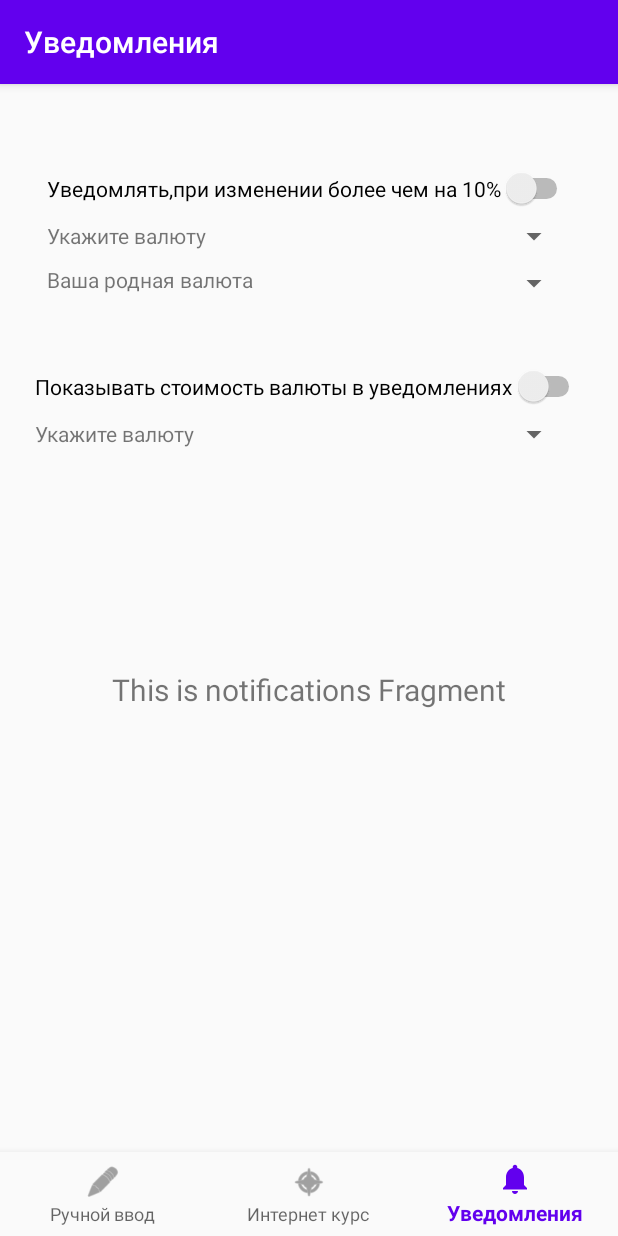
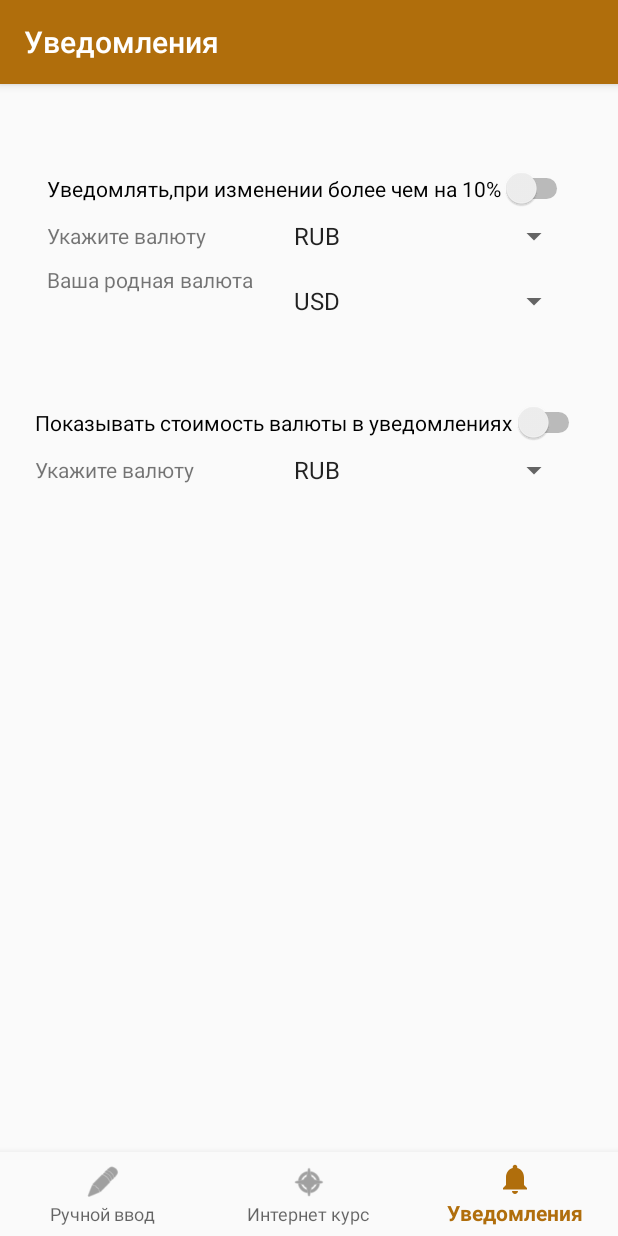
Before and after one commit to freQuensy23-coder/converter, an Android app: the NotificationsFragment screen opened through its navigation route, on a phone screen of 412 x 824 dp. Run offline under Robolectric (Android 15) with nearby library versions, the phone set to English and light mode, and no system bars; our stand-ins replace navigation-ui.

Commit message:
Добавлены уведомления

```diff
--- a/app/src/main/AndroidManifest.xml
+++ b/app/src/main/AndroidManifest.xml
@@ -14,10 +14,14 @@
         android:supportsRtl="true"
         android:theme="@style/AppTheme">
         <activity
+            android:configChanges="orientation"
             android:screenOrientation="portrait"
             android:name=".MainActivity"
             android:label="@string/app_name"
-            tools:ignore="LockedOrientationActivity">
+            tools:ignore="LockedOrientationActivity"
+
+            >
+
             <intent-filter>
                 <action android:name="android.intent.action.MAIN" />
 
--- a/app/src/main/java/com/currency_converter/ui/home/HomeFragment.kt
+++ b/app/src/main/java/com/currency_converter/ui/home/HomeFragment.kt
@@ -14,6 +14,7 @@ import com.currency_converter.R
 import kotlinx.android.synthetic.main.fragment_home.*
 import android.content.ClipboardManager
 import android.content.Context
+import android.content.pm.ActivityInfo
 import android.text.Editable
 import android.text.TextWatcher
 import android.widget.AdapterView
@@ -38,7 +39,17 @@ fun swap(b:Boolean):Boolean{
     else{return true}
 }
 
-
+fun get_cost():Array<Float>{
+    val USD : Float = 75.00.toFloat()
+    val UAH : Float = 2.62.toFloat()
+    val GBD : Float = 87.93.toFloat()
+    val EUR : Float = 79.01.toFloat()
+    val BIT : Float = 659000.1.toFloat()
+    val RUB : Float = 1.0.toFloat()
+    val values : Array<String> = arrayOf("USD", "UAH", "GBD", "EUR", "BIT", "RUB")
+    val costs : Array<Float>   = arrayOf( USD,   UAH,   GBD,   EUR,   BIT,   RUB)
+    return costs
+}
 
 class HomeFragment : Fragment() {
 
@@ -53,25 +64,17 @@ class HomeFragment : Fragment() {
             ViewModelProviders.of(this).get(HomeViewModel::class.java)
         val root = inflater.inflate(R.layout.fragment_home, container, false)
 
-
-
-
-
-
         return root
     }
 
-
     override fun onCreate(savedInstanceState: Bundle?) {
-        super.onCreate(savedInstanceState)
-
-
-
-
-    }
+        super.onCreate(savedInstanceState)    }
 
 
     override fun onViewCreated(view: View, savedInstanceState: Bundle?) {
+
+//        setRequestedOrientation(ActivityInfo.SCREEN_ORIENTATION_LANDSCAPE);
+
         super.onViewCreated(view, savedInstanceState)
 
         var use_database_values : Boolean = true
@@ -81,13 +84,8 @@ class HomeFragment : Fragment() {
         var DB_value_2_index:Int = 5
 
         //Creating values arrays
-        val USD : Float = 75.00.toFloat()
-        val UAH : Float = 2.62.toFloat()
-        val GBD : Float = 87.93.toFloat()
-        val EUR : Float = 79.01.toFloat()
-        val BIT : Float = 659000.1.toFloat()
-        val RUB : Float = 1.0.toFloat()
-        val costs : Array<Float>   = arrayOf( USD,   UAH,   GBD,   EUR,   BIT,   RUB)
+
+        val costs  = get_cost()
         val values : Array<String> = arrayOf("USD", "UAH", "GBD", "EUR", "BIT", "RUB")
 
 
@@ -105,8 +103,6 @@ class HomeFragment : Fragment() {
         var not_less: Int = 10
 
         var comis_total: Float = 0.toFloat()
-
-
 
         result_editText.setEnabled(false);
         result_editText.setCursorVisible(false);
@@ -151,9 +147,9 @@ class HomeFragment : Fragment() {
                         not_less_editText.setText("0")
                     }
 
-                    comis_total = (comis_percent.toFloat() / 100 * sum)
+                    comis_total = ((comis_percent.toFloat() / 100) * sum * cost)
                     Log.d("number", "comis_total = ${comis_total}")
-                    if (comis_total < not_less * cost) {
+                    if (comis_total < not_less) {
                         Log.d("msg_info", "Comision is very low. Using not_less")
                         comis_total = not_less.toFloat()
                     }
--- a/app/src/main/java/com/currency_converter/ui/notifications/NotificationsFragment.kt
+++ b/app/src/main/java/com/currency_converter/ui/notifications/NotificationsFragment.kt
@@ -1,31 +1,118 @@
 package com.currency_converter.ui.notifications
 
+import android.app.Activity
+import android.app.Notification
+import android.app.NotificationChannel
+import android.app.NotificationManager
+import android.content.Context
+import android.graphics.Color
+import android.os.Build
 import android.os.Bundle
+import android.os.strictmode.NonSdkApiUsedViolation
+import android.util.Log
 import android.view.LayoutInflater
 import android.view.View
 import android.view.ViewGroup
+import android.widget.ArrayAdapter
 import android.widget.TextView
+import androidx.core.app.NotificationCompat
+import androidx.core.content.ContextCompat.getSystemService
 import androidx.fragment.app.Fragment
 import androidx.lifecycle.Observer
 import androidx.lifecycle.ViewModelProviders
 import com.currency_converter.R
+import com.currency_converter.ui.home.get_cost
+import com.currency_converter.ui.home.show_msg
+import kotlinx.android.synthetic.main.fragment_home.*
+import kotlinx.android.synthetic.main.fragment_notifications.*
+
 
 class NotificationsFragment : Fragment() {
 
-    private lateinit var notificationsViewModel: NotificationsViewModel
+    val True = true
+    val False = false
 
-    override fun onCreateView(
-            inflater: LayoutInflater,
-            container: ViewGroup?,
-            savedInstanceState: Bundle?
-    ): View? {
-        notificationsViewModel =
-                ViewModelProviders.of(this).get(NotificationsViewModel::class.java)
+    lateinit var notificationManager: NotificationManager
+    lateinit var notificationChannel: NotificationChannel
+    lateinit var builder : Notification.Builder
+    private val channelId = "com.currency_converter.ui.notifications"
+    private val descrption = "currencies"
+
+
+    override fun onCreate(savedInstanceState: Bundle?)
+    {
+        super.onCreate(savedInstanceState)
+    }
+
+
+    override fun onCreateView(inflater: LayoutInflater,container: ViewGroup?,savedInstanceState: Bundle?): View?
+    {
         val root = inflater.inflate(R.layout.fragment_notifications, container, false)
         val textView: TextView = root.findViewById(R.id.text_notifications)
-        notificationsViewModel.text.observe(viewLifecycleOwner, Observer {
-            textView.text = it
-        })
         return root
     }
+
+
+    override fun onViewCreated(view: View, savedInstanceState: Bundle?) {
+        super.onViewCreated(view, savedInstanceState)
+
+
+        var value_own_cost :Float = 1.toFloat()
+        var value_o2n_index:Int = 1
+        var value_2_cost :Float = 75.00.toFloat()
+        var value_2_index:Int = 5
+        var value_info_cost :Float = 75.00.toFloat()
+        var value_info_index : Int = 5
+
+        val values : Array<String> = arrayOf("USD", "UAH", "GBD", "EUR", "BIT", "RUB")
+        val costs = get_cost()
+        select_own_value_for_notification_spinner.adapter =
+            ArrayAdapter<String>(requireContext(), android.R.layout.simple_list_item_1, values)
+        select_value_for_notification_spinner.adapter =
+            ArrayAdapter<String>(requireContext(), android.R.layout.simple_list_item_1, values)
+        select_value_for_info_spinner.adapter = ArrayAdapter<String>(requireContext(), android.R.layout.simple_list_item_1, values)
+        select_value_for_notification_spinner.setSelection(value_2_index)
+        select_value_for_info_spinner.setSelection(value_info_index)
+
+
+        show_cost_switch.setOnCheckedChangeListener() { _, isChecked ->
+            try {
+                if (isChecked)
+                    if (Build.VERSION.SDK_INT >= Build.VERSION_CODES.O) {
+                        //На курсе была реализация уведомлений на старой версии, а я это заметил только под конец, и не успел обновить
+                        var act: Activity? = activity
+                        show_msg(
+                            "Не пддерживается на Android Oreo и выше (SDK = 27)",
+                            activity = act,
+                            long = True
+                        )
+                    } else {
+                        val builder = NotificationCompat.Builder(requireContext())
+                            .setSmallIcon(android.R.drawable.alert_dark_frame)
+                            .setContentTitle("Курс валют на сегодня")
+                            .setOngoing(true)
+                            .setContentText(
+                                "${values.get(select_value_for_notification_spinner.selectedItemId.toInt())} " +
+                                        " стоит на данный момент  " +
+                                        "${(costs.get(select_value_for_notification_spinner.selectedItemId.toInt())) / costs.get(
+                                            select_own_value_for_notification_spinner.selectedItemId.toInt()
+                                        )}"
+                            )
+                        var notification = builder.build()
+
+                        Log.d("notify", "Showing notification")
+//                        convert_from_spinner.adapter =
+//                            ArrayAdapter<String>(requireContext(), android.R.layout.simple_list_item_1, values)
+//                        convert_to_spinner.adapter =
+//                            ArrayAdapter<String>(requireContext(), android.R.layout.simple_list_item_1, values)
+//                        convert_to_spinner.setSelection(DB_value_2_index)
+//                        var notificationManager =
+//                            getSystemService(Context.NOTIFICATION_SERVICE) as NotificationManager
+                        notificationManager.notify(1, notification)
+                    }
+            }
+            catch (e : Exception){
+                Log.d("Exception", "Exception in notification showing ${e}")}
+        }
+    }
 }
--- a/app/src/main/res/layout/fragment_notifications.xml
+++ b/app/src/main/res/layout/fragment_notifications.xml
@@ -22,7 +22,7 @@
         tools:visibility="invisible" />
 
     <Switch
-        android:id="@+id/Notify_value_change_swithch"
+        android:id="@+id/notify_value_change_swithch"
         android:layout_width="wrap_content"
         android:layout_height="wrap_content"
         android:layout_marginStart="25dp"
@@ -64,8 +64,8 @@
         android:layout_height="wrap_content"
         android:layout_marginTop="8dp"
         android:text="@string/select_value_for_notification"
-        app:layout_constraintStart_toStartOf="@+id/Notify_value_change_swithch"
-        app:layout_constraintTop_toBottomOf="@+id/Notify_value_change_swithch" />
+        app:layout_constraintStart_toStartOf="@+id/notify_value_change_swithch"
+        app:layout_constraintTop_toBottomOf="@+id/notify_value_change_swithch" />
 
     <TextView
         android:id="@+id/notify_value"
--- a/app/src/main/res/values/colors.xml
+++ b/app/src/main/res/values/colors.xml
@@ -1,6 +1,6 @@
 <?xml version="1.0" encoding="utf-8"?>
 <resources>
-    <color name="colorPrimary">#6200EE</color>
-    <color name="colorPrimaryDark">#3700B3</color>
-    <color name="colorAccent">#03DAC5</color>
+    <color name="colorPrimary">#b06e0c</color>
+    <color name="colorPrimaryDark">#6b440a</color>
+    <color name="colorAccent">#bfbf30</color>
 </resources>
--- a/app/src/main/res/values/strings.xml
+++ b/app/src/main/res/values/strings.xml
@@ -13,9 +13,9 @@
     <string name="use_bank_fee">Учитывать комиссию банка</string>
     <string name="fee">Комиссия</string>
     <string name="get_cost_from_db">Выбрать курс из базы данных</string>
-    <string name="convert_from">Конвертировать из </string>
+    <string name="convert_from">Конвертировать в </string>
     <string name="not_less_then">%, но не менее чем</string>
-    <string name="convert_to"> в </string>
+    <string name="convert_to"> из </string>
 
 
 
```
Also changed, not shown: app/src/main/res/mipmap-hdpi/ic_launcher.png, app/src/main/res/mipmap-hdpi/ic_launcher_round.png (deleted), app/src/main/res/mipmap-mdpi/ic_launcher.png, app/src/main/res/mipmap-mdpi/ic_launcher_round.png (deleted), app/src/main/res/mipmap-xhdpi/ic_launcher.png, app/src/main/res/mipmap-xhdpi/ic_launcher_round.png (deleted), app/src/main/res/mipmap-xxhdpi/ic_launcher.png, app/src/main/res/mipmap-xxhdpi/ic_launcher_round.png (deleted), app/src/main/res/mipmap-xxxhdpi/ic_launcher.png, app/src/main/res/mipmap-xxxhdpi/ic_launcher_round.png (deleted).
